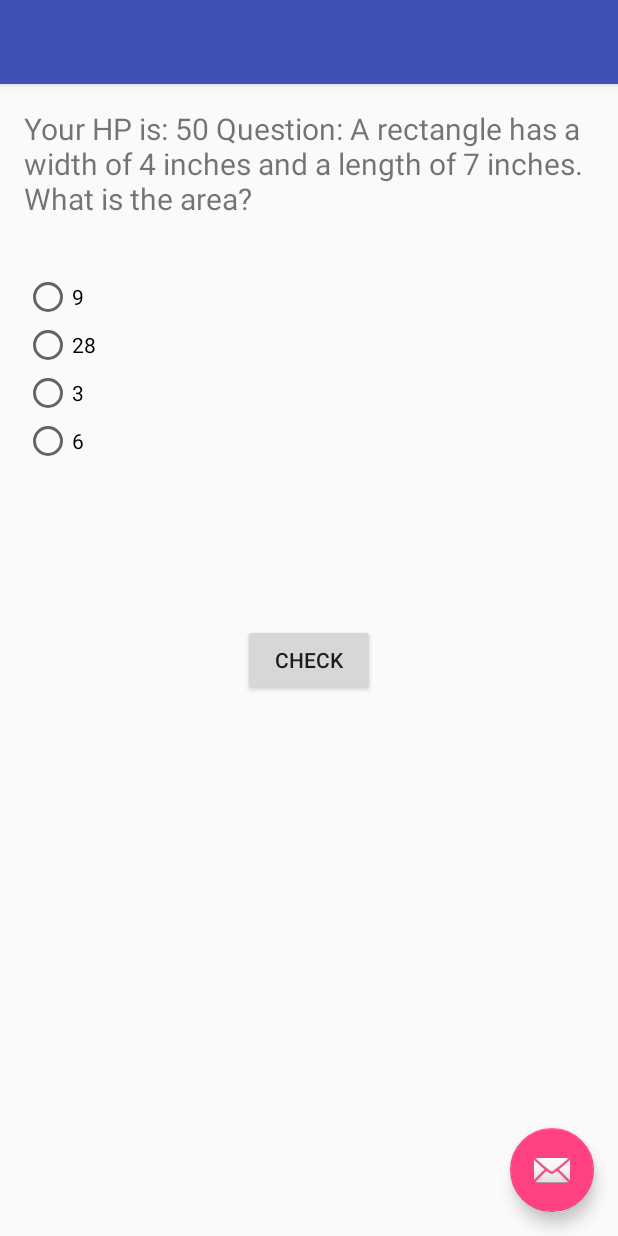
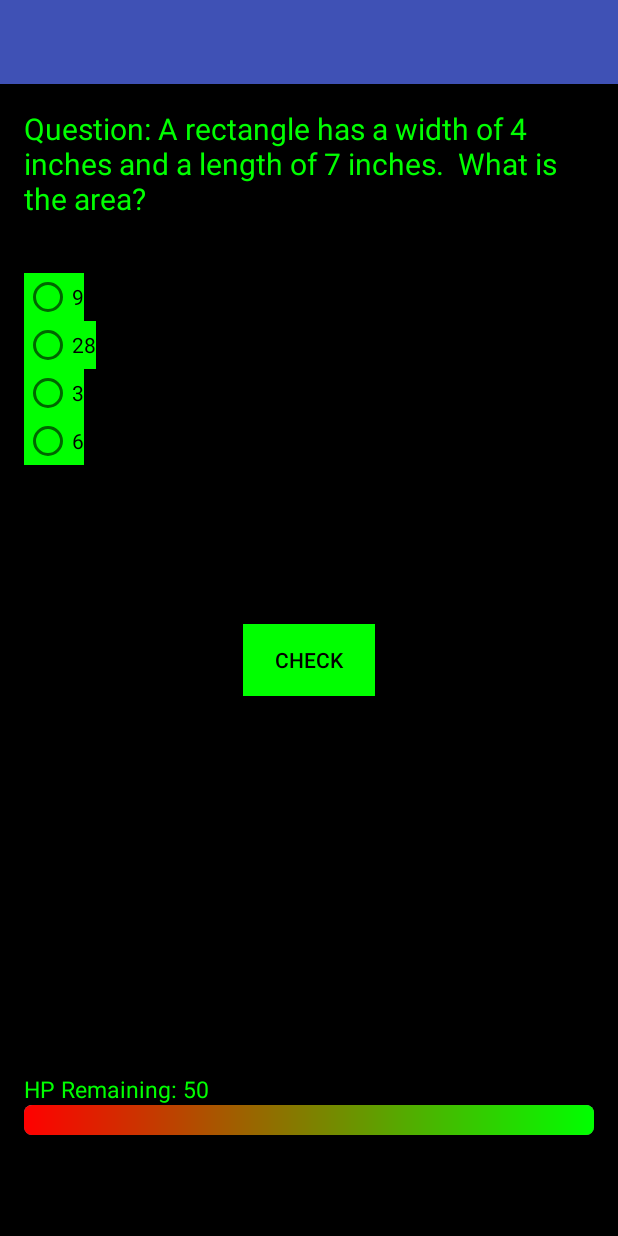
Before and after one commit to ilan1/MathStar, an Android app: the StoryGame screen opened directly, with no data from a screen before it, on a phone screen of 412 x 824 dp. Run offline under Robolectric (Android 15) with nearby library versions, the phone set to English and light mode, and no system bars; 2 statements that could not run were skipped.

Commit message:
Changed style for story mode beta Added Font file Fixed quiz issue where last question wasnt being pulled

```diff
--- a/app/src/main/java/home/test2/QuizActivity.java
+++ b/app/src/main/java/home/test2/QuizActivity.java
@@ -62,7 +62,7 @@ public class QuizActivity extends AppCompatActivity {
             int i = 0;
             boolean safe = true;
         while(i<=9) {
-            hold = r.nextInt(64);
+            hold = r.nextInt(65);
             safe = true;
 
             for (int j = 0; j <= 9; j++) {
@@ -221,7 +221,7 @@ public class QuizActivity extends AppCompatActivity {
                     showNextQuestion();
                     EditText answerText = (EditText) findViewById(R.id.answerText);
                     answerText.setEnabled(true);
-                    if(currentQuestion != 10) {
+                    if (currentQuestion != 10) {
                         submitButton.setText("CHECK");
                     }
                 } else if (submitButton.getText().toString().equalsIgnoreCase("FINISH")) {
--- a/app/src/main/java/home/test2/StoryGame.java
+++ b/app/src/main/java/home/test2/StoryGame.java
@@ -1,6 +1,8 @@
 package home.test2;
 
 import android.content.Intent;
+import android.graphics.Color;
+import android.graphics.Typeface;
 import android.os.Bundle;
 import android.support.design.widget.FloatingActionButton;
 import android.support.design.widget.Snackbar;
@@ -8,6 +10,7 @@ import android.support.v7.app.AppCompatActivity;
 import android.support.v7.widget.Toolbar;
 import android.view.View;
 import java.util.List;
+
 import android.os.Bundle;
 import android.app.Activity;
 import android.content.Intent;
@@ -31,9 +34,11 @@ public class StoryGame extends AppCompatActivity {
     ArrayList<String> sections;
     List<Question> data = Data.getInstance().getData();
     int[] storynums = new int[10];
-
+    Typeface custom_font;
     private Button submitButton;
+    ProgressBar healthbar;
     TextView questionView;
+    TextView hpText;
     int safe;
     int wrongjump;
     int correctjump;
@@ -62,12 +67,21 @@ public class StoryGame extends AppCompatActivity {
         //setSupportActionBar(toolbar);
 
         questionView = (TextView) findViewById(R.id.questionView);
+         custom_font = Typeface.createFromAsset(getAssets(), "fonts/MODES___.ttf");
+        questionView.setTypeface(custom_font);
+        hpText = (TextView) findViewById(R.id.HPtext);
+        hpText.setTypeface(custom_font);
 
          group = (RadioGroup) findViewById(R.id.radioGroup1);
         button1 = (RadioButton) findViewById(R.id.button1);
          button2 = (RadioButton) findViewById(R.id.button2);
          button3 = (RadioButton) findViewById(R.id.button3);
          button4 = (RadioButton) findViewById(R.id.button4);
+        button1.setTypeface(custom_font);
+        button2.setTypeface(custom_font);
+        button3.setTypeface(custom_font);
+        button4.setTypeface(custom_font);
+
        /* FloatingActionButton fab = (FloatingActionButton) findViewById(R.id.fab);
         fab.setOnClickListener(new View.OnClickListener() {
             @Override
@@ -101,9 +115,15 @@ public class StoryGame extends AppCompatActivity {
              //    "a question to pass: "+ data.get(storynums[1]).getProblem());
             public void generate(int j) {
                 submitButton = (Button) findViewById(R.id.submitButton);
+                healthbar = (ProgressBar) findViewById(R.id.healthBar);
+                healthbar.setProgress(HP*2);
+                hpText.setText("HP Remaining: " + HP);
+
+
                 group.clearCheck();
                     if(HP == 0)
                     {
+
                         questionView.setText("Sorry you have died.");
                         submitButton.setText("FINISH");
                     }
@@ -117,8 +137,7 @@ public class StoryGame extends AppCompatActivity {
 
 
 
-                        questionView.setText("Your HP is: " + HP + " " +
-                                "Question: " + data.get(storynums[j]).getProblem());
+                        questionView.setText("Question: " + data.get(storynums[j]).getProblem());
 
                 //a.setText(""+(data.get(storynums[1]).getAnswer()) * 2));
                 /*
@@ -147,7 +166,7 @@ public class StoryGame extends AppCompatActivity {
                         mid = r.nextInt(34);
                         button4.setText(data.get(mid).getAnswer());
 
-                        right = r.nextInt(3);
+                        right = r.nextInt(4);
                         if(right == 3)
                         {button4.setText(data.get(storynums[j]).getAnswer());}
                         else if(right == 2)
--- /dev/null
+++ b/app/src/main/res/drawable/progressbar2.xml
@@ -0,0 +1,25 @@
+<?xml version="1.0" encoding="utf-8"?>
+<layer-list xmlns:android="http://schemas.android.com/apk/res/android" >
+    <item android:id="@android:id/background">
+        <shape>
+            <corners android:radius="5dip" />
+            <gradient
+                android:angle="270"
+                android:centerColor="#ff5a5d5a"
+                android:centerY="0.5"
+                android:endColor="#ff747674"
+                android:startColor="#ff9d9e9d" />
+        </shape>
+    </item>
+    <item android:id="@android:id/progress">
+        <clip>
+            <shape>
+                <corners android:radius="5dip" />
+                <gradient
+                    android:angle="0"
+                    android:startColor="#FF0000"
+                    android:endColor="#00FF00" />
+            </shape>
+        </clip>
+    </item>
+    </layer-list>
--- a/app/src/main/res/layout/activity_story_game.xml
+++ b/app/src/main/res/layout/activity_story_game.xml
@@ -23,12 +23,6 @@
 
     <include layout="@layout/content_story_game" />
 
-    <android.support.design.widget.FloatingActionButton
-        android:id="@+id/fab"
-        android:layout_width="wrap_content"
-        android:layout_height="wrap_content"
-        android:layout_gravity="bottom|end"
-        android:layout_margin="@dimen/fab_margin"
-        android:src="@android:drawable/ic_dialog_email" />
+
 
 </android.support.design.widget.CoordinatorLayout>
--- a/app/src/main/res/layout/content_story_game.xml
+++ b/app/src/main/res/layout/content_story_game.xml
@@ -10,14 +10,16 @@
     android:paddingTop="@dimen/activity_vertical_margin"
     app:layout_behavior="@string/appbar_scrolling_view_behavior"
     tools:context="home.test2.StoryGame"
-    tools:showIn="@layout/activity_story_game">
+    tools:showIn="@layout/activity_story_game"
+    android:background="#000000">
 
     <TextView
         android:layout_width="match_parent"
         android:layout_height="wrap_content"
         android:id="@+id/questionView"
         android:textSize="20sp"
-        android:text="Question"/>
+        android:text="Question"
+        android:textColor="#00FF00" />
 
     <RadioGroup xmlns:android="http://schemas.android.com/apk/res/android"
         android:layout_width="wrap_content"
@@ -35,7 +37,8 @@
             android:text=""
             android:id="@+id/button1"
 
-            />
+            android:textColor="#000000"
+            android:background="#00FF00" />
 
 
 
@@ -47,7 +50,8 @@
             android:layout_below="@+id/button1"
             android:layout_alignStart="@+id/button1"
 
-            />
+            android:textColor="#000000"
+            android:background="#00FF00" />
 
         <RadioButton
             android:layout_width="wrap_content"
@@ -57,7 +61,8 @@
             android:layout_below="@+id/button2"
             android:layout_alignStart="@+id/button2"
 
-            />
+            android:textColor="#000000"
+            android:background="#00FF00" />
 
         <RadioButton
             android:layout_width="wrap_content"
@@ -67,7 +72,8 @@
             android:layout_below="@+id/button3"
             android:layout_alignStart="@+id/button3"
 
-            />
+            android:textColor="#000000"
+            android:background="#00FF00" />
     </RadioGroup>
 
     <Button
@@ -76,6 +82,35 @@
         android:text="Check"
         android:id="@+id/submitButton"
         android:layout_centerVertical="true"
-        android:layout_centerHorizontal="true" />
+        android:layout_centerHorizontal="true"
+        android:textColor="#000000"
+        android:background="#00FF00" />
+
+
+
+    <TextView
+        android:layout_width="match_parent"
+        android:layout_height="wrap_content"
+        android:id="@+id/HPtext"
+        android:textSize="15sp"
+        android:layout_above="@+id/healthBar"
+        android:layout_alignStart="@+id/healthBar"
+
+        android:text=""
+        android:textColor="#00FF00" />
+
+    <ProgressBar
+        android:layout_width="wrap_content"
+        android:layout_height="wrap_content"
+        android:id="@+id/healthBar"
+        android:layout_alignParentBottom="true"
+        android:layout_marginBottom="51dp"
+        android:layout_alignParentEnd="true"
+        android:layout_alignParentStart="true"
+
+        style="@android:style/Widget.ProgressBar.Horizontal"
+        android:progressDrawable="@drawable/progressbar2"/>
+
+
 
 </RelativeLayout>
```
